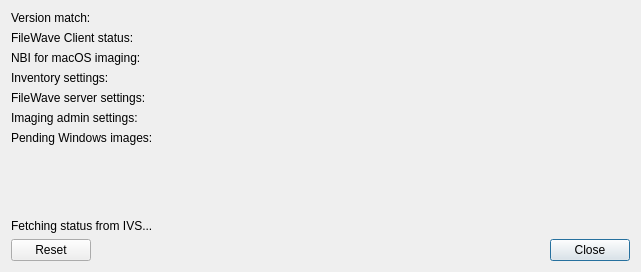
Old version of the form FWAdminLib/ImagingServerStatus.ui in the repository fw-dev/translations.
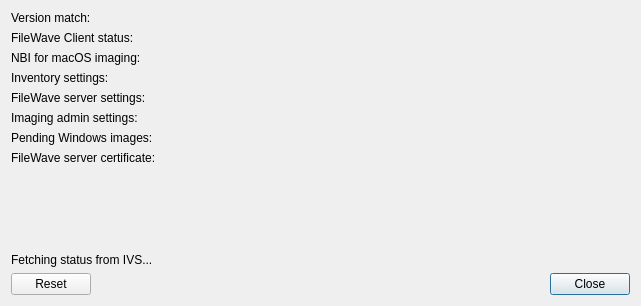
New version of the form. Custom widgets are drawn as their Qt base class.

What changed in the file:
```diff
--- a/FWAdminLib/ImagingServerStatus.ui
+++ b/FWAdminLib/ImagingServerStatus.ui
@@ -7,7 +7,7 @@
     <x>0</x>
     <y>0</y>
     <width>641</width>
-    <height>272</height>
+    <height>306</height>
    </rect>
   </property>
   <property name="windowTitle">
@@ -15,23 +15,17 @@
   </property>
   <layout class="QVBoxLayout" name="verticalLayout">
    <item>
-    <layout class="QGridLayout" name="gridLayout">
-     <item row="5" column="1">
-      <widget class="OnlineStatus" name="osAdmin"/>
-     </item>
-     <item row="1" column="2">
-      <widget class="QLabel" name="lbClientStatus">
-       <property name="sizePolicy">
-        <sizepolicy hsizetype="MinimumExpanding" vsizetype="Preferred">
-         <horstretch>0</horstretch>
-         <verstretch>0</verstretch>
-        </sizepolicy>
-       </property>
+    <layout class="QGridLayout" name="gridLayout" rowstretch="0,0,0,0,0,0,0,0">
+     <item row="7" column="0">
+      <widget class="QLabel" name="labelCertificate">
        <property name="text">
-        <string/>
+        <string>FileWave server certificate:</string>
        </property>
       </widget>
      </item>
+     <item row="3" column="1">
+      <widget class="OnlineStatus" name="osInventory"/>
+     </item>
      <item row="3" column="2">
       <widget class="QLabel" name="lbInventory">
        <property name="sizePolicy">
@@ -45,13 +39,16 @@
        </property>
       </widget>
      </item>
-     <item row="4" column="0">
-      <widget class="QLabel" name="label_4">
+     <item row="5" column="0">
+      <widget class="QLabel" name="label_5">
        <property name="text">
-        <string>FileWave server settings:</string>
+        <string>Imaging admin settings:</string>
        </property>
       </widget>
      </item>
+     <item row="2" column="1">
+      <widget class="OnlineStatus" name="osNBI"/>
+     </item>
      <item row="6" column="0">
       <widget class="QLabel" name="label_6">
        <property name="text">
@@ -59,48 +56,6 @@
        </property>
       </widget>
      </item>
-     <item row="0" column="0">
-      <widget class="QLabel" name="label_7">
-       <property name="text">
-        <string>Version match:</string>
-       </property>
-      </widget>
-     </item>
-     <item row="5" column="2">
-      <widget class="QLabel" name="lbAdmin">
-       <property name="sizePolicy">
-        <sizepolicy hsizetype="MinimumExpanding" vsizetype="Preferred">
-         <horstretch>0</horstretch>
-         <verstretch>0</verstretch>
-        </sizepolicy>
-       </property>
-       <property name="text">
-        <string/>
-       </property>
-      </widget>
-     </item>
-     <item row="4" column="1">
-      <widget class="OnlineStatus" name="osServer"/>
-     </item>
-     <item row="3" column="1">
-      <widget class="OnlineStatus" name="osInventory"/>
-     </item>
-     <item row="6" column="1">
-      <widget class="OnlineStatus" name="osWindows"/>
-     </item>
-     <item row="4" column="2">
-      <widget class="QLabel" name="lbServer">
-       <property name="sizePolicy">
-        <sizepolicy hsizetype="MinimumExpanding" vsizetype="Preferred">
-         <horstretch>0</horstretch>
-         <verstretch>0</verstretch>
-        </sizepolicy>
-       </property>
-       <property name="text">
-        <string/>
-       </property>
-      </widget>
-     </item>
      <item row="1" column="0">
       <widget class="QLabel" name="label">
        <property name="text">
@@ -108,6 +63,49 @@
        </property>
       </widget>
      </item>
+     <item row="4" column="0">
+      <widget class="QLabel" name="label_4">
+       <property name="text">
+        <string>FileWave server settings:</string>
+       </property>
+      </widget>
+     </item>
+     <item row="5" column="1">
+      <widget class="OnlineStatus" name="osAdmin"/>
+     </item>
+     <item row="2" column="2">
+      <widget class="QLabel" name="lbNBI">
+       <property name="sizePolicy">
+        <sizepolicy hsizetype="MinimumExpanding" vsizetype="Preferred">
+         <horstretch>0</horstretch>
+         <verstretch>0</verstretch>
+        </sizepolicy>
+       </property>
+       <property name="text">
+        <string/>
+       </property>
+      </widget>
+     </item>
+     <item row="2" column="0">
+      <widget class="QLabel" name="label_2">
+       <property name="text">
+        <string>NBI for macOS imaging:</string>
+       </property>
+      </widget>
+     </item>
+     <item row="1" column="2">
+      <widget class="QLabel" name="lbClientStatus">
+       <property name="sizePolicy">
+        <sizepolicy hsizetype="MinimumExpanding" vsizetype="Preferred">
+         <horstretch>0</horstretch>
+         <verstretch>0</verstretch>
+        </sizepolicy>
+       </property>
+       <property name="text">
+        <string/>
+       </property>
+      </widget>
+     </item>
      <item row="1" column="1">
       <widget class="OnlineStatus" name="osClientStatus"/>
      </item>
@@ -118,25 +116,11 @@
        </property>
       </widget>
      </item>
-     <item row="2" column="0">
-      <widget class="QLabel" name="label_2">
-       <property name="text">
-        <string>NBI for macOS imaging:</string>
-       </property>
-      </widget>
+     <item row="4" column="1">
+      <widget class="OnlineStatus" name="osServer"/>
      </item>
-     <item row="5" column="0">
-      <widget class="QLabel" name="label_5">
-       <property name="text">
-        <string>Imaging admin settings:</string>
-       </property>
-      </widget>
-     </item>
-     <item row="2" column="1">
-      <widget class="OnlineStatus" name="osNBI"/>
-     </item>
-     <item row="6" column="2">
-      <widget class="QLabel" name="lbWindows">
+     <item row="5" column="2">
+      <widget class="QLabel" name="lbAdmin">
        <property name="sizePolicy">
         <sizepolicy hsizetype="MinimumExpanding" vsizetype="Preferred">
          <horstretch>0</horstretch>
@@ -148,8 +132,8 @@
        </property>
       </widget>
      </item>
-     <item row="2" column="2">
-      <widget class="QLabel" name="lbNBI">
+     <item row="4" column="2">
+      <widget class="QLabel" name="lbServer">
        <property name="sizePolicy">
         <sizepolicy hsizetype="MinimumExpanding" vsizetype="Preferred">
          <horstretch>0</horstretch>
@@ -161,8 +145,8 @@
        </property>
       </widget>
      </item>
-     <item row="0" column="1">
-      <widget class="OnlineStatus" name="osVersion"/>
+     <item row="6" column="1">
+      <widget class="OnlineStatus" name="osWindows"/>
      </item>
      <item row="0" column="2">
       <widget class="QLabel" name="lbVersion">
@@ -171,6 +155,49 @@
        </property>
       </widget>
      </item>
+     <item row="0" column="0">
+      <widget class="QLabel" name="label_7">
+       <property name="text">
+        <string>Version match:</string>
+       </property>
+      </widget>
+     </item>
+     <item row="0" column="1">
+      <widget class="OnlineStatus" name="osVersion"/>
+     </item>
+     <item row="6" column="2">
+      <widget class="QLabel" name="lbWindows">
+       <property name="sizePolicy">
+        <sizepolicy hsizetype="MinimumExpanding" vsizetype="Preferred">
+         <horstretch>0</horstretch>
+         <verstretch>0</verstretch>
+        </sizepolicy>
+       </property>
+       <property name="text">
+        <string/>
+       </property>
+      </widget>
+     </item>
+     <item row="7" column="2">
+      <widget class="QLabel" name="lbServerCertificate">
+       <property name="sizePolicy">
+        <sizepolicy hsizetype="MinimumExpanding" vsizetype="Preferred">
+         <horstretch>0</horstretch>
+         <verstretch>0</verstretch>
+        </sizepolicy>
+       </property>
+       <property name="text">
+        <string/>
+       </property>
+      </widget>
+     </item>
+     <item row="7" column="1">
+      <widget class="OnlineStatus" name="osServerCertificate">
+       <property name="text">
+        <string/>
+       </property>
+      </widget>
+     </item>
     </layout>
    </item>
    <item>
```
